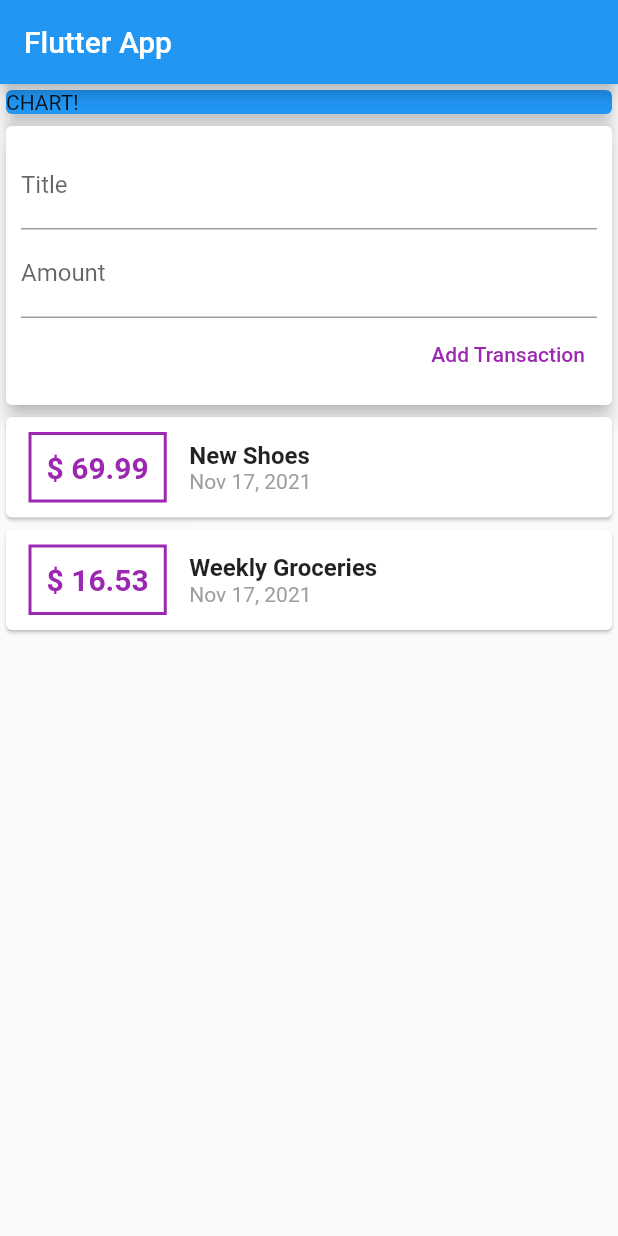
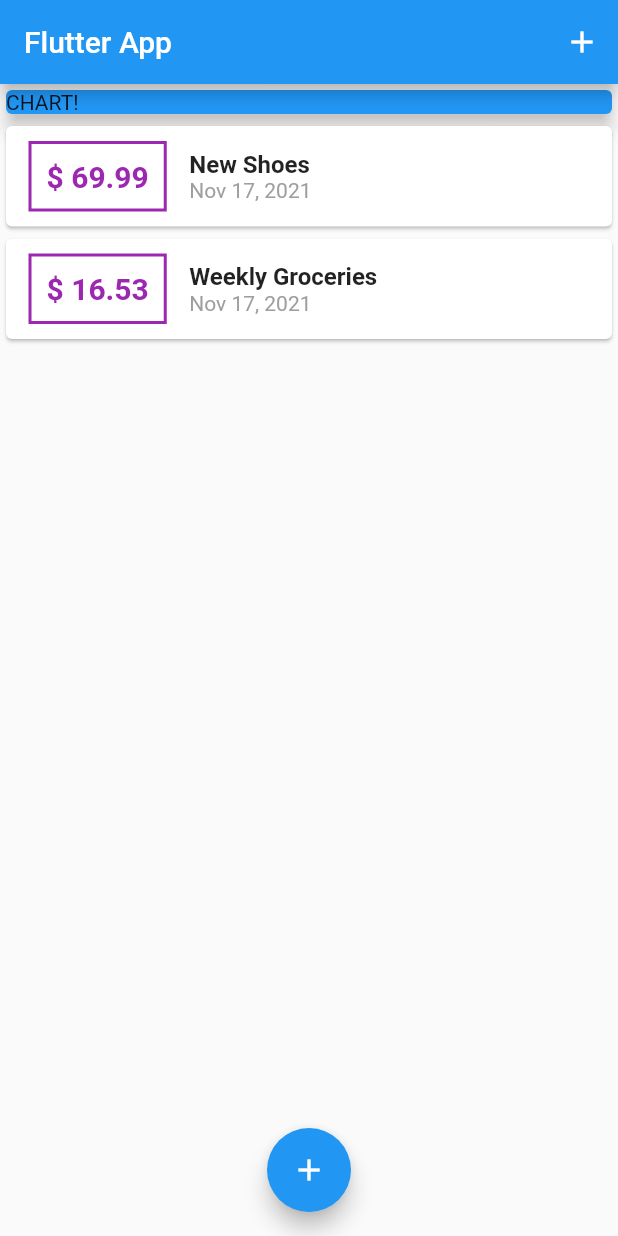
Before and after one commit to GannonDetroit/expense_app, a Flutter app: the screen it shows after launch, on a phone screen of 412 x 824 dp. Run offline on Flutter 3.47's test engine with Material 2 defaults, Android fonts, the phone set to English and light mode, and no system bars.

Commit message:
did some refactoring, had to move some state to the main file and removed a widget in the process so I could make the add transaction widget be able to appear and disappear via two buttons

```diff
--- a/lib/main.dart
+++ b/lib/main.dart
@@ -1,7 +1,11 @@
 // ignore_for_file: use_key_in_widget_constructors
 
 import 'package:flutter/material.dart';
-import './widgets/user_transactions.dart';
+import 'package:flutter_complete_guide/widgets/new_transaction.dart';
+import 'package:flutter_complete_guide/widgets/transaction_list.dart';
+import './widgets/new_transaction.dart';
+import './widgets/transaction_list.dart';
+import './models/transactions.dart';
 
 void main() => runApp(MyApp());
 
@@ -15,14 +19,60 @@ class MyApp extends StatelessWidget {
   }
 }
 
-class MyHomePage extends StatelessWidget {
+class MyHomePage extends StatefulWidget {
+  @override
+  State<MyHomePage> createState() => _MyHomePageState();
+}
+
+class _MyHomePageState extends State<MyHomePage> {
+  final List<Transaction> _userTransactions = [
+    //understand using the word final means the pointer to this list is final, not the list iteself! so I can add and mutate this list even though it says final at first.
+    Transaction(
+        id: 't1', title: 'New Shoes', amount: 69.99, date: DateTime.now()),
+    Transaction(
+        id: 't2',
+        title: 'Weekly Groceries',
+        amount: 16.53,
+        date: DateTime.now())
+  ];
+
+  void _addNewTransaction(String txTitle, double txAmount) {
+    final newTx = Transaction(
+      title: txTitle,
+      amount: txAmount,
+      date: DateTime.now(),
+      id: DateTime.now().toString(),
+    );
+
+    setState(() {
+      _userTransactions.add(newTx);
+    });
+  }
+
+//show the add transaction modal widget when clicked.
+//ctx is the context (meta info that flutter uses) we pass to this function to pass to the modalBottomSheet
+//the builder requires its own context but currently we do nothing with that context so its just _ ,
+  void _startAddNewTransaction(BuildContext ctx) {
+    showModalBottomSheet(
+        context: ctx,
+        builder: (_) {
+          return NewTransaction(_addNewTransaction);
+        });
+  }
+
   @override
   Widget build(BuildContext context) {
     return Scaffold(
       appBar: AppBar(
+        actions: [
+          IconButton(
+              onPressed: () => _startAddNewTransaction(context),
+              icon: Icon(Icons.add))
+        ],
         title: const Text('Flutter App'),
       ),
-      body: Column(
+      body: SingleChildScrollView(
+        child: Column(
           mainAxisAlignment:
               MainAxisAlignment.start, //adjust it's look vertically on screen.
           crossAxisAlignment:
@@ -38,8 +88,15 @@ class MyHomePage extends StatelessWidget {
               elevation:
                   5, //how 'high' or 'forward' this card looks. so the drop shadow is stronger too.
             ),
-          UserTransactions(),
+            TransactionList(_userTransactions),
           ],
+        ),
+      ),
+      //Notice how floating action buttons are NOT in the body of this app.
+      floatingActionButtonLocation: FloatingActionButtonLocation.centerFloat,
+      floatingActionButton: FloatingActionButton(
+        child: Icon(Icons.add),
+        onPressed: () => _startAddNewTransaction(context),
       ),
     );
   }
--- a/lib/widgets/user_transactions.dart
+++ /dev/null
@@ -1,48 +0,0 @@
-import 'package:flutter/material.dart';
-
-import './new_transaction.dart';
-import './transaction_list.dart';
-import '../models/transactions.dart';
-
-class UserTransactions extends StatefulWidget {
-  @override
-  _UserTransactionsState createState() => _UserTransactionsState();
-}
-
-class _UserTransactionsState extends State<UserTransactions> {
-  final List<Transaction> _userTransactions = [
-    //understand using the word final means the pointer to this list is final, not the list iteself! so I can add and mutate this list even though it says final at first.
-    Transaction(
-        id: 't1', title: 'New Shoes', amount: 69.99, date: DateTime.now()),
-    Transaction(
-        id: 't2',
-        title: 'Weekly Groceries',
-        amount: 16.53,
-        date: DateTime.now())
-  ];
-
-  void _addNewTransaction(String txTitle, double txAmount) {
-    final newTx = Transaction(
-      title: txTitle,
-      amount: txAmount,
-      date: DateTime.now(),
-      id: DateTime.now().toString(),
-    );
-
-    setState(() {
-      _userTransactions.add(newTx);
-    });
-  }
-
-  @override
-  Widget build(BuildContext context) {
-    return Container(
-      child: Column(
-        children: <Widget>[
-          NewTransaction(_addNewTransaction),
-          TransactionList(_userTransactions)
-        ],
-      ),
-    );
-  }
-}
```
Lines whose indentation alone changed are shown as unchanged.
